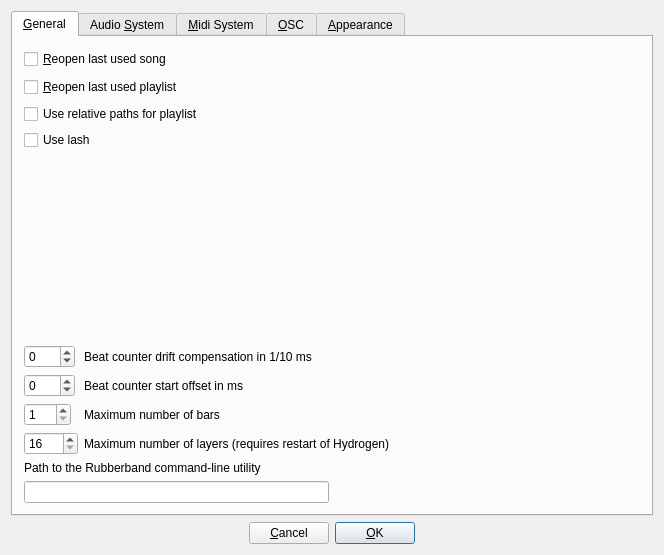
This is src/gui/src/PreferencesDialog_UI.ui in hydrogen-music/hydrogen as Qt 5 draws it before an edit. The edited form follows.
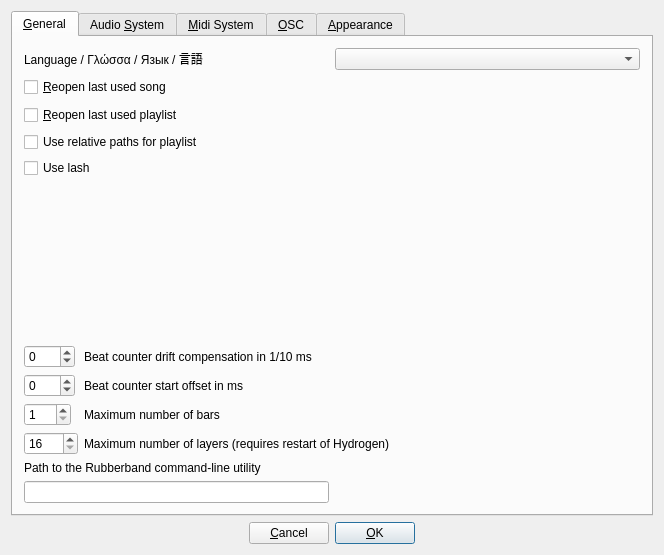
This is the edited form. Custom widgets are drawn as their Qt base class.

Commit message: Fix #929: translation selection prefers languages in wrong order. (#930)

The edit to the form file:
```diff
--- a/src/gui/src/PreferencesDialog_UI.ui
+++ b/src/gui/src/PreferencesDialog_UI.ui
@@ -39,6 +39,20 @@
        <string>&amp;General</string>
       </attribute>
       <layout class="QVBoxLayout" name="verticalLayout_3">
+       <item>
+        <layout class="QHBoxLayout" name="languageHorizontalLayout">
+         <item>
+          <widget class="QLabel" name="languageLabel">
+           <property name="text">
+            <string>Language / Γλώσσα / Язык / 言語</string>
+           </property>
+          </widget>
+         </item>
+         <item>
+          <widget class="QComboBox" name="languageComboBox"/>
+         </item>
+        </layout>
+       </item>
        <item>
         <widget class="QCheckBox" name="restoreLastUsedSongCheckbox">
          <property name="minimumSize">
```
The commit also changes 27 other files.
